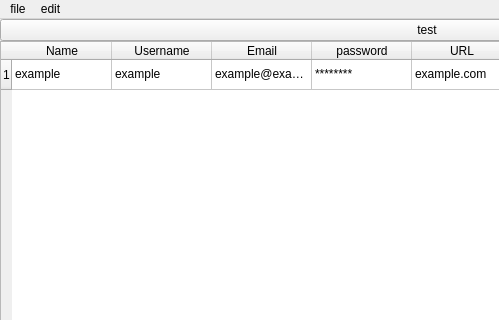
This is src/UI/tablewidget.ui in PandaGamersHDNL/LocoPass as Qt 5 draws it before an edit; both pictures show x 0 to 499 and y 0 to 320 of the 854 by 643 pixel window. The edited form follows.
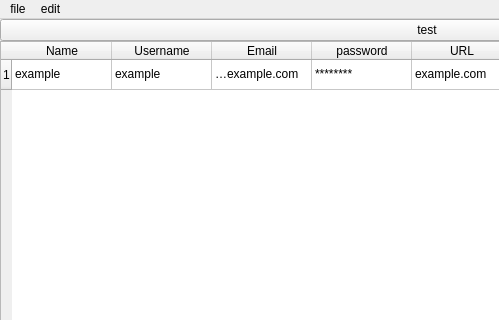
This is the edited form.

```diff
--- a/src/UI/tablewidget.ui
+++ b/src/UI/tablewidget.ui
@@ -51,6 +51,9 @@
       <property name="selectionBehavior">
        <enum>QAbstractItemView::SelectRows</enum>
       </property>
+      <property name="textElideMode">
+       <enum>Qt::ElideLeft</enum>
+      </property>
       <row>
        <property name="text">
         <string>1</string>
```
Left out of the diff: 12 changed lines with no effect on the pictures.
